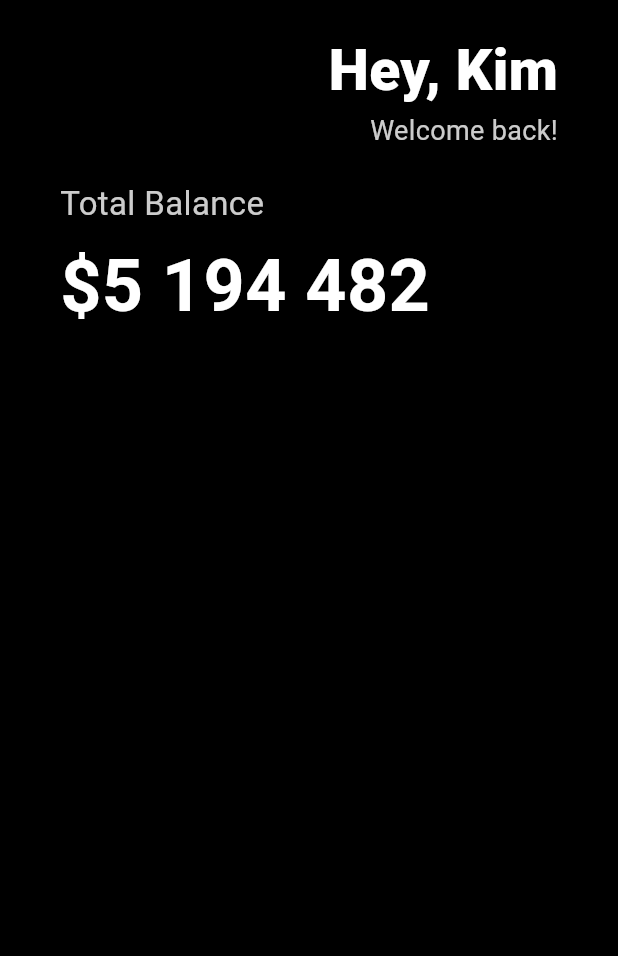
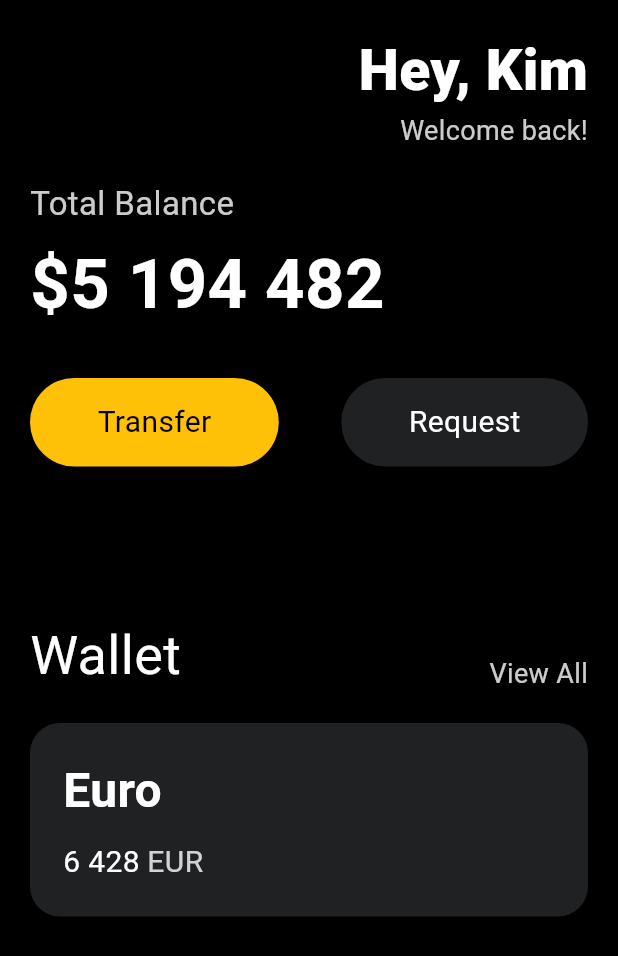
Before and after one commit to ottuck/flutter-ui-prac, a Flutter app: the screen it shows after launch, on a phone screen of 412 x 824 dp. Shown: the top 956 px of the screen. Run offline on Flutter 3.47's test engine with Material 3 defaults, Android fonts, the phone set to English and light mode, and no system bars.

Commit message:
화면 구현 대부분 완료

```diff
--- a/lib/main.dart
+++ b/lib/main.dart
@@ -1,23 +1,30 @@
+import 'package:flutter/cupertino.dart';
 import 'package:flutter/material.dart';
+import 'package:flutter/painting.dart';
+import 'package:flutter/rendering.dart';
+import 'package:flutter/widgets.dart';
+import 'package:toonflix/widgets/buttons.dart';
 
 void main() {
-  runApp(App());
+  runApp(const App());
 }
 
 class App extends StatelessWidget {
+  const App({super.key});
+
   @override
   Widget build(BuildContext context) {
     return MaterialApp(
       home: Scaffold(
           backgroundColor: Colors.black,
           body: Padding(
-            padding: EdgeInsets.symmetric(
-              horizontal: 40,
+            padding: const EdgeInsets.symmetric(
+              horizontal: 20,
             ),
             child: Column(
               crossAxisAlignment: CrossAxisAlignment.start,
               children: [
-                SizedBox(
+                const SizedBox(
                   height: 20,
                 ),
                 Row(
@@ -26,7 +33,7 @@ class App extends StatelessWidget {
                     Column(
                       crossAxisAlignment: CrossAxisAlignment.end,
                       children: [
-                        Text(
+                        const Text(
                           'Hey, Kim',
                           style: TextStyle(
                             color: Colors.white,
@@ -45,7 +52,7 @@ class App extends StatelessWidget {
                     )
                   ],
                 ),
-                SizedBox(
+                const SizedBox(
                   height: 20,
                 ),
                 Text(
@@ -53,15 +60,110 @@ class App extends StatelessWidget {
                   style: TextStyle(
                       fontSize: 22, color: Colors.white.withOpacity(0.8)),
                 ),
-                SizedBox(
+                const SizedBox(
                   height: 5,
                 ),
-                Text(
+                const Text(
                   '\$5 194 482',
                   style: TextStyle(
-                      fontSize: 48,
+                      fontSize: 46,
                       fontWeight: FontWeight.w600,
                       color: Colors.white),
+                ),
+                const SizedBox(
+                  height: 30,
+                ),
+                const Row(
+                  mainAxisAlignment: MainAxisAlignment.spaceBetween,
+                  children: [
+                    Button(
+                      text: 'Transfer',
+                      bgColor: Colors.amber,
+                      textColor: Colors.black,
+                    ),
+                    Button(
+                      text: 'Request',
+                      bgColor: Color(0xff1f2123),
+                      textColor: Colors.white,
+                    )
+                  ],
+                ),
+                const SizedBox(
+                  height: 100,
+                ),
+                Row(
+                  mainAxisAlignment: MainAxisAlignment.spaceBetween,
+                  crossAxisAlignment: CrossAxisAlignment.end,
+                  children: [
+                    const Text(
+                      'Wallet',
+                      style: TextStyle(
+                        color: Colors.white,
+                        fontSize: 36,
+                        fontWeight: FontWeight.w400,
+                      ),
+                    ),
+                    Text(
+                      'View All',
+                      style: TextStyle(
+                        color: Colors.white.withOpacity(0.8),
+                        fontSize: 18,
+                      ),
+                    ),
+                  ],
+                ),
+                const SizedBox(
+                  height: 20,
+                ),
+                Container(
+                  decoration: BoxDecoration(
+                    color: const Color(0xff1f2123),
+                    borderRadius: BorderRadius.circular(20),
+                  ),
+                  child: Padding(
+                    padding: const EdgeInsets.all(22),
+                    child: Row(
+                      children: [
+                        Column(
+                          crossAxisAlignment: CrossAxisAlignment.start,
+                          children: [
+                            const Text(
+                              'Euro',
+                              style: TextStyle(
+                                color: Colors.white,
+                                fontSize: 32,
+                                fontWeight: FontWeight.w600,
+                              ),
+                            ),
+                            const SizedBox(
+                              height: 10,
+                            ),
+                            Row(
+                              children: [
+                                const Text(
+                                  '6 428',
+                                  style: TextStyle(
+                                    color: Colors.white,
+                                    fontSize: 20,
+                                  ),
+                                ),
+                                const SizedBox(
+                                  width: 5,
+                                ),
+                                Text(
+                                  'EUR',
+                                  style: TextStyle(
+                                    color: Colors.white.withOpacity(0.8),
+                                    fontSize: 20,
+                                  ),
+                                ),
+                              ],
+                            )
+                          ],
+                        ),
+                      ],
+                    ),
+                  ),
                 )
               ],
             ),
--- /dev/null
+++ b/lib/widgets/buttons.dart
@@ -0,0 +1,36 @@
+import 'package:flutter/material.dart';
+
+class Button extends StatelessWidget {
+  final String text;
+  final Color bgColor;
+  final Color textColor;
+
+  const Button(
+      {super.key,
+      required this.text,
+      required this.bgColor,
+      required this.textColor});
+
+  @override
+  Widget build(BuildContext context) {
+    return Container(
+      decoration: BoxDecoration(
+        color: bgColor,
+        borderRadius: BorderRadius.circular(45),
+      ),
+      child: Padding(
+        padding: const EdgeInsets.symmetric(
+          vertical: 15,
+          horizontal: 45,
+        ),
+        child: Text(
+          text,
+          style: TextStyle(
+            color: textColor,
+            fontSize: 20,
+          ),
+        ),
+      ),
+    );
+  }
+}
```
